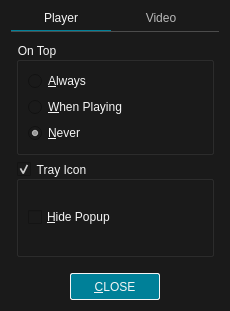
Qt form src/ui/preferencesdialog.ui (u8sand/Baka-MPlayer) before a commit.
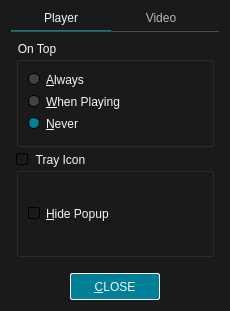
The same form after that commit. Icons and pictures are not drawn.

Diff of the .ui file:
```diff
--- a/src/ui/preferencesdialog.ui
+++ b/src/ui/preferencesdialog.ui
@@ -20,6 +20,41 @@
 	color: whitesmoke;
 }
 
+/* QRadioButton */
+
+QRadioButton::indicator {
+	width: 10px;
+	height: 10px;
+	border: 1px solid black;
+	border-radius: 6px;
+}
+QRadioButton::indicator:unchecked {
+	background: #424242;
+}
+QRadioButton::indicator:checked {
+	background: #008098;
+}
+
+/* QCheckBox */
+
+QCheckBox::indicator,
+QGroupBox::indicator{
+	width: 10px;
+	height: 10px;
+	border: 1px solid black;
+	border-radius: 2px;
+}
+QCheckBox::indicator:unchecked,
+QGroupBox::indicator:unchecked {
+	background: #424242;
+	image: none;
+}
+QCheckBox::indicator:checked,
+QGroupBox::indicator:checked {
+	background: #008098;
+	image: url(:/img/checked.svg);
+}
+
 /* QComboBox */
 
 QComboBox {
```
